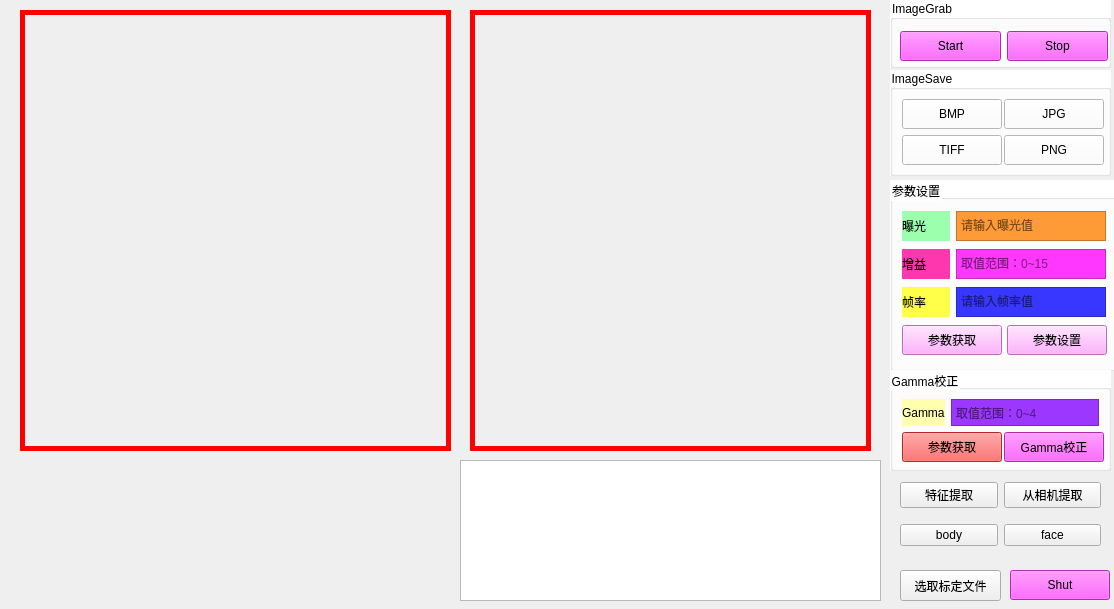
Qt form lp001/LPqt001/widget.ui (lupeng25/Qtcv) before a commit.
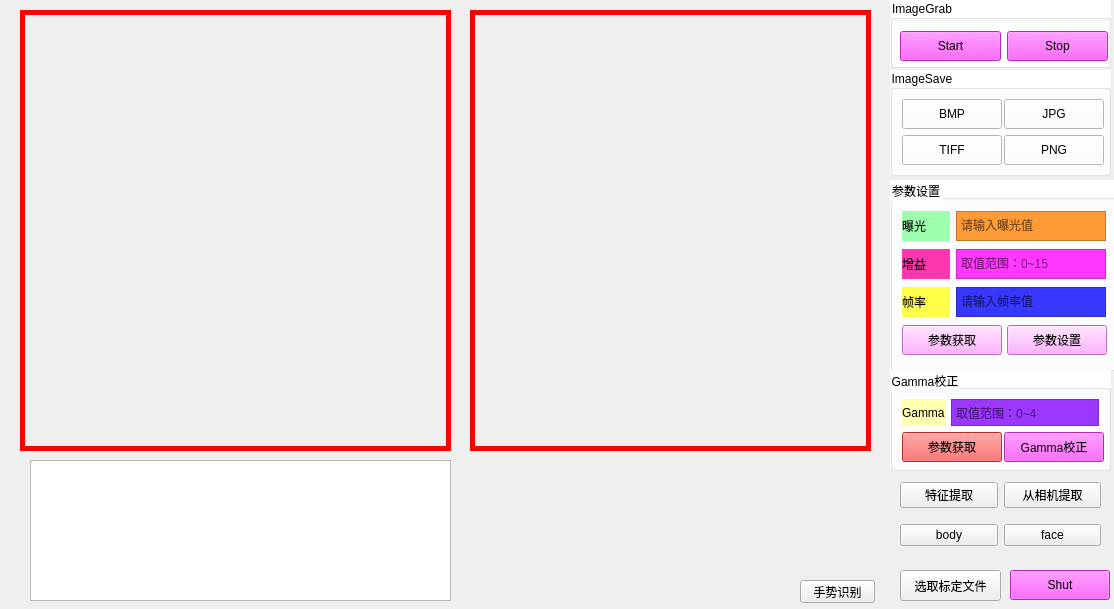
The same form after that commit. Icons and pictures are not drawn.

What changed in the file:
```diff
--- a/lp001/LPqt001/widget.ui
+++ b/lp001/LPqt001/widget.ui
@@ -474,7 +474,7 @@
   <widget class="QPlainTextEdit" name="label_233">
    <property name="geometry">
     <rect>
-     <x>460</x>
+     <x>30</x>
      <y>460</y>
      <width>421</width>
      <height>141</height>
@@ -567,6 +567,19 @@
     </item>
    </layout>
   </widget>
+  <widget class="QPushButton" name="handButton">
+   <property name="geometry">
+    <rect>
+     <x>800</x>
+     <y>580</y>
+     <width>75</width>
+     <height>23</height>
+    </rect>
+   </property>
+   <property name="text">
+    <string>手势识别</string>
+   </property>
+  </widget>
  </widget>
  <resources/>
  <connections/>
```
